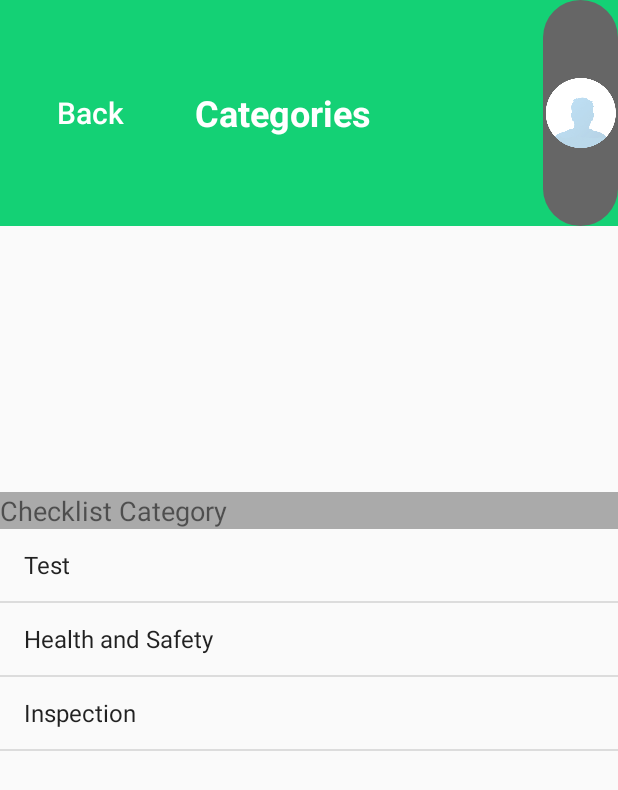
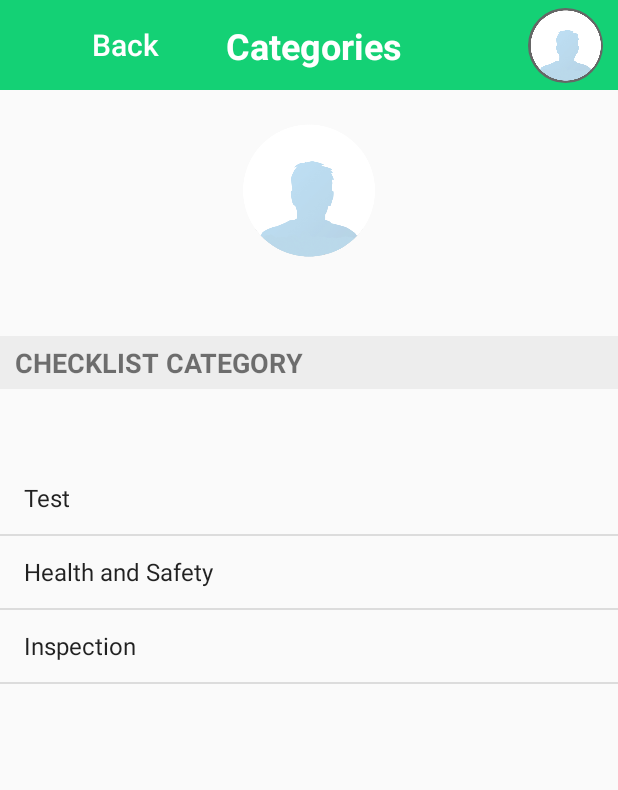
Before and after one commit to ariel-tann/ChekriteAppProject, an Android app: the Categories screen opened directly, with no data from a screen before it, on a phone screen of 412 x 824 dp. Shown: the top 790 px of the screen. Run offline under Robolectric (Android 15) with nearby library versions, the phone set to English and light mode, and no system bars; 1 statement that could not run was skipped.

Commit message:
categories screen

```diff
--- a/app/src/main/java/com/chekrite_group44/categories/Categories.java
+++ b/app/src/main/java/com/chekrite_group44/categories/Categories.java
@@ -13,7 +13,10 @@ import android.widget.LinearLayout;
 import android.widget.ListView;
 import android.widget.Toolbar;
 
+import androidx.annotation.NonNull;
+import androidx.annotation.Nullable;
 import androidx.appcompat.app.AppCompatActivity;
+import androidx.viewpager.widget.PagerAdapter;
 import androidx.viewpager.widget.ViewPager;
 
 import com.chekrite_group44.R;
@@ -32,9 +35,12 @@ public class Categories extends AppCompatActivity {
         setContentView(R.layout.categories);
 
         toolbar = (Toolbar) findViewById(R.id.categories_toolbar);
-        viewPager = (ViewPager) findViewById(R.id.slider);
-        sliderDotview = (LinearLayout) findViewById(R.id.Slider_dots);
-  //      ViewPagerAdapter viewPagerAdapter = new ViewPagerAdapter(this);
+        //for later
+    //    viewPager = (ViewPager) findViewById(R.id.slider);
+    //    sliderDotview = (LinearLayout) findViewById(R.id.Slider_dots);
+   //     ViewPagerAdapter viewPagerAdapter = new ViewPagerAdapter(this);
+   //     viewPager.setAdapter(viewPagerAdapter);
+
    /*
         dots = new ImageView[dotscount];
         for (int i =0; i< dotscount; i++){
@@ -42,9 +48,11 @@ public class Categories extends AppCompatActivity {
           dots[i].setImageDrawable(ContextCompat.getDrawable(get), R.drawable.noactive_dot);
         }
 */
+
         listView = (ListView) findViewById(R.id.checklist_category);
         ArrayAdapter<String> listAdapter = new ArrayAdapter<String>(Categories.this, R.layout.simple_list_item_1,
-                getResources().getStringArray(R.array.categories_items));  //for UI test
+                getResources().getStringArray(R.array.categories_items));  //for test
+
         // TODO: get the selected Asset's ID
         //TODO: get array of categories from {assetId}/Checklist
 
@@ -58,13 +66,12 @@ public class Categories extends AppCompatActivity {
                 Intent intent = new Intent(Categories.this, Checklist.class);
                 Intent.putExtra("ChecklistCategory", listView.getItemAtPosition(position).toString());
                 startActivity(intent);
-                //test new activity
             }
         });
             * **/
 
+        listView.setAdapter(listAdapter);
 
-        listView.setAdapter(listAdapter);
 /***
  * list of categories type
         ArrayList<String> arrayList =new ArrayList<>();
--- /dev/null
+++ b/app/src/main/java/com/chekrite_group44/categories/ViewPagerAdapter.java
@@ -0,0 +1,11 @@
+/*
+ * Date: 2020.5.2
+ * This file is created by Kai.
+ * Summary:
+ */
+
+package com.chekrite_group44.categories;
+
+public class ViewPagerAdapter {
+
+}
--- a/app/src/main/res/layout/categories.xml
+++ b/app/src/main/res/layout/categories.xml
@@ -5,7 +5,7 @@
   ~ Summary:
   -->
 
-<RelativeLayout
+<androidx.constraintlayout.widget.ConstraintLayout
     xmlns:android="http://schemas.android.com/apk/res/android"
     xmlns:app="http://schemas.android.com/apk/res-auto"
     xmlns:tools="http://schemas.android.com/tools"
@@ -13,20 +13,40 @@
     android:layout_height="match_parent">
 
 
+    <!-- for later
+        <androidx.viewpager.widget.ViewPager
+            android:id="@+id/slider"
+            android:layout_width="match_parent"
+            android:layout_height="147dp"
+            android:layout_above="@+id/Slider_dots"
+            android:layout_alignParentStart="true"
+
+            android:layout_alignParentEnd="true"
+            android:layout_marginEnd="0dp">
+
+
+
+    </androidx.viewpager.widget.ViewPager>
+    -->
+
     <androidx.appcompat.widget.Toolbar
         android:id="@+id/categories_toolbar"
         android:layout_width="match_parent"
         android:layout_height="60dp"
-        android:layout_above="@+id/slider"
         android:layout_alignParentStart="true"
         android:layout_alignParentTop="true"
         android:layout_alignParentEnd="true"
         android:background="@drawable/background_green"
+        app:layout_constraintEnd_toEndOf="parent"
+        app:layout_constraintStart_toStartOf="parent"
+        app:layout_constraintTop_toTopOf="parent"
         app:popupTheme="@style/ToolbarStyle">
 
-        <RelativeLayout
+        <androidx.constraintlayout.widget.ConstraintLayout
             android:layout_width="match_parent"
-            android:layout_height="match_parent">
+            android:layout_height="match_parent"
+            android:gravity="center_vertical"
+            android:paddingRight="10dp">
 
             <Button
                 android:id="@+id/pin_cancel"
@@ -37,54 +57,65 @@
                 android:text="Back"
                 android:textAllCaps="false"
                 android:textColor="@color/white"
-                android:textSize="20sp" />
+                android:textSize="20sp"
+                app:layout_constraintBottom_toBottomOf="parent"
+                app:layout_constraintEnd_toStartOf="@+id/screen_title"
+                app:layout_constraintStart_toStartOf="parent"
+                app:layout_constraintTop_toTopOf="parent" />
 
             <TextView
-                android:id="@+id/textView2"
+                android:id="@+id/screen_title"
                 android:layout_width="wrap_content"
                 android:layout_height="wrap_content"
-                android:layout_alignParentStart="true"
                 android:layout_alignParentTop="true"
                 android:layout_alignParentBottom="true"
-
                 android:layout_centerHorizontal="true"
                 android:layout_centerVertical="true"
-                android:layout_toStartOf="@+id/logout_img_btn"
-                android:gravity="center"
                 android:text="Categories"
                 android:textAllCaps="false"
                 android:textColor="@color/white"
                 android:textSize="24sp"
-                android:textStyle="bold" />
+                android:textStyle="bold"
+                app:layout_constraintBottom_toBottomOf="parent"
+                app:layout_constraintEnd_toEndOf="@+id/logout_img_btn"
+                app:layout_constraintStart_toStartOf="parent"
+                app:layout_constraintTop_toTopOf="parent" />
 
             <ImageButton
                 android:id="@+id/logout_img_btn"
                 style="@android:style/Widget.ImageButton"
                 android:layout_width="50dp"
                 android:layout_height="50dp"
-                android:layout_alignParentTop="true"
-                android:layout_alignParentEnd="true"
-                android:layout_alignParentBottom="true"
+                android:layout_centerVertical="true"
                 android:background="@drawable/btn_background_small"
                 android:scaleType="fitCenter"
-                android:src="@drawable/avatar" />
+                android:src="@drawable/avatar"
+                app:layout_constraintBottom_toBottomOf="parent"
+                app:layout_constraintEnd_toEndOf="parent"
+                app:layout_constraintTop_toTopOf="parent" />
 
 
-        </RelativeLayout>
+        </androidx.constraintlayout.widget.ConstraintLayout>
 
     </androidx.appcompat.widget.Toolbar>
 
-    <androidx.viewpager.widget.ViewPager
-        android:id="@+id/slider"
-        android:layout_width="match_parent"
-        android:layout_height="147dp"
-        android:layout_above="@+id/Slider_dots"
+    <RelativeLayout
+        android:id="@+id/relativeLayout"
+        android:layout_width="411dp"
+        android:layout_height="134dp"
+        android:layout_below="@+id/categories_toolbar"
         android:layout_alignParentStart="true"
+        android:layout_alignParentEnd="true"
+        android:layout_alignParentBottom="true"
+        android:padding="20dp"
+        app:layout_constraintEnd_toEndOf="parent"
+        app:layout_constraintHorizontal_bias="0.0"
+        app:layout_constraintStart_toStartOf="parent"
+        app:layout_constraintTop_toBottomOf="@+id/categories_toolbar">
 
-        android:layout_alignParentEnd="true"
-        android:layout_marginEnd="0dp">
 
         <ImageView
+
             android:id="@+id/asset_image"
             android:layout_width="wrap_content"
             android:layout_height="wrap_content"
@@ -92,55 +123,76 @@
             app:srcCompat="@drawable/btn_background" />
 
         <TextView
+            android:id="@+id/asset_number"
+            android:layout_width="match_parent"
+            android:layout_height="wrap_content"
+            android:layout_centerHorizontal="true"
+            android:layout_toRightOf="@id/asset_image"
+
+            android:padding="10dp"
+            android:text="Asset Number"
+            android:textAllCaps="true"
+            android:textSize="20sp"
+            android:textStyle="bold" />
+
+        <TextView
             android:id="@+id/asset_info"
             android:layout_width="match_parent"
             android:layout_height="wrap_content"
-            android:layout_above="@+id/checklist_category"
-
-            android:layout_alignParentStart="true"
+            android:layout_below="@id/asset_number"
             android:layout_alignParentEnd="true"
-            android:text="Checklist Category"
+            android:layout_centerHorizontal="true"
+            android:layout_toRightOf="@id/asset_image"
+            android:padding="10dp"
+            android:text="Checklist Information"
             android:textSize="18sp" />
 
-    </androidx.viewpager.widget.ViewPager>
+    </RelativeLayout>
 
     <LinearLayout
         android:id="@+id/Slider_dots"
         android:layout_width="match_parent"
         android:layout_height="30dp"
-        android:gravity="center_vertical"
         android:layout_above="@+id/checklist_title"
         android:layout_alignParentStart="true"
         android:layout_alignParentEnd="true"
-        android:orientation="horizontal" />
+        android:gravity="center_vertical"
+        android:orientation="horizontal"
+        app:layout_constraintTop_toBottomOf="@+id/relativeLayout"
+        tools:layout_editor_absoluteX="3dp" />
 
     <TextView
-        android:id="@+id/checklist_title"
+        android:id="@+id/checklist_category_title"
         android:layout_width="match_parent"
-        android:layout_height="wrap_content"
+        android:layout_height="35dp"
         android:layout_above="@+id/checklist_category"
-
         android:layout_alignParentStart="true"
         android:layout_alignParentEnd="true"
-        android:background="@android:color/darker_gray"
+        android:background="@color/light_gray"
+        android:paddingVertical="5dp"
+        android:paddingLeft="10dp"
         android:text="Checklist Category"
-        android:textSize="18sp" />
+        android:textAllCaps="true"
+        android:textSize="18sp"
+        android:textStyle="bold"
+        app:layout_constraintEnd_toEndOf="parent"
+        app:layout_constraintHorizontal_bias="0.0"
+        app:layout_constraintStart_toStartOf="parent"
+        app:layout_constraintTop_toBottomOf="@+id/Slider_dots" />
+
     <ListView
         android:id="@+id/checklist_category"
         android:layout_width="match_parent"
-        android:layout_height="471dp"
+        android:layout_height="468dp"
         android:layout_alignParentStart="true"
         android:layout_alignParentEnd="true"
         android:layout_alignParentBottom="true"
         app:layout_constraintBottom_toBottomOf="parent"
         app:layout_constraintEnd_toEndOf="parent"
         app:layout_constraintStart_toStartOf="parent"
-
-
-
-        />
+        app:layout_constraintTop_toBottomOf="@+id/checklist_category_title" />
 
 
 
 
-</RelativeLayout>
+</androidx.constraintlayout.widget.ConstraintLayout>
```
